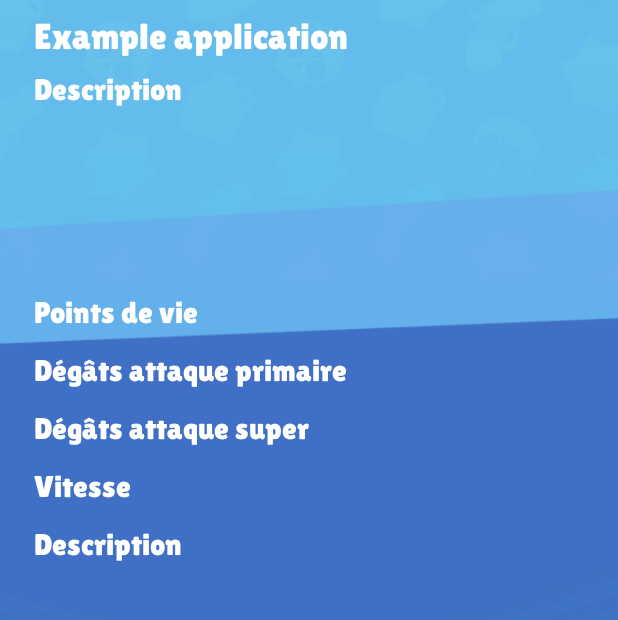
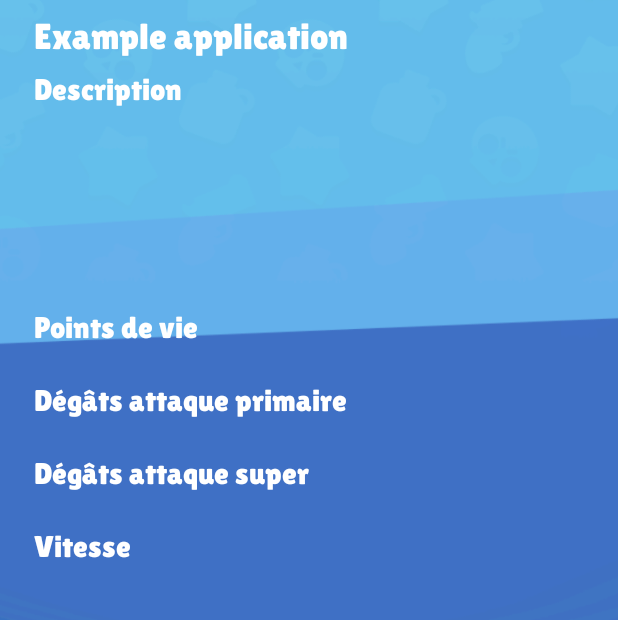
Before and after one commit to LouisR-P/Projet_Programmation_Mobile, an Android app: the BrawlerActivity screen opened directly, with no data from a screen before it, on a phone screen of 412 x 824 dp, the part 300-920 px from its top. Run offline under Robolectric (Android 15) with nearby library versions, the light colour scheme and no system bars; pictures from the network do not load; 1 statement that could not run was skipped.

Commit message:
Légères modifications dans le code (suppression de variables et d'une classe inutiles & modification de commentaire)

```diff
--- a/app/src/main/java/com/example/myapplication/view/BrawlerActivity.java
+++ b/app/src/main/java/com/example/myapplication/view/BrawlerActivity.java
@@ -19,7 +19,6 @@ public class BrawlerActivity extends AppCompatActivity {
     protected void onCreate(@Nullable Bundle savedInstanceState) {
         super.onCreate(savedInstanceState);
         setContentView(R.layout.activity_brawler);
-
         getIncomingIntent();
     }
 
@@ -29,11 +28,11 @@ public class BrawlerActivity extends AppCompatActivity {
             Gson gson = new Gson();
             Brawler brawler = gson.fromJson(json, Brawler.class);
 
-            setBrawlerInfo(brawler.getImage3d(), brawler.getNom(), brawler.getRarete(), brawler.getPointsDeVie(), brawler.getDegats_attaque_primaire(), brawler.getDegats_attaque_super(), brawler.getVitesse(), brawler.getDescription());
+            setBrawlerInfo(brawler.getImage3d(), brawler.getNom(), brawler.getRarete(), brawler.getPointsDeVie(), brawler.getDegats_attaque_primaire(), brawler.getDegats_attaque_super(), brawler.getVitesse());
 
         }
 
-    private void setBrawlerInfo(String brawlerImage3D, String brawlerNom, String brawlerRarete, String brawlerPointsDeVie, String brawlerDegatsAttaquePrimaire, String brawlerDegatsAttaqueSuper, String brawlerVitesse, String brawlerDescription) {
+    private void setBrawlerInfo(String brawlerImage3D, String brawlerNom, String brawlerRarete, String brawlerPointsDeVie, String brawlerDegatsAttaquePrimaire, String brawlerDegatsAttaqueSuper, String brawlerVitesse) {
 
         // Image 3D du brawler
         ImageView image = findViewById(R.id.brawler_image3d);
@@ -83,9 +82,5 @@ public class BrawlerActivity extends AppCompatActivity {
         TextView vitesse = findViewById(R.id.brawler_vitesse);
         vitesse.setText("Vitesse  :     " + brawlerVitesse);
 
-        // Description du brawler
-        TextView description = findViewById(R.id.brawler_description);
-        description.setText("Description  :     " + brawlerDescription);
-
     }
 }
--- a/app/src/main/res/layout/activity_brawler.xml
+++ b/app/src/main/res/layout/activity_brawler.xml
@@ -63,7 +63,7 @@
             android:textSize="20sp"
             android:singleLine="true"
             android:layout_marginLeft="15dp"
-            android:layout_marginTop="125dp"
+            android:layout_marginTop="135dp"
             android:textColor="@android:color/white"
             android:fontFamily="@font/brawlstars_font"/>
 
@@ -76,7 +76,7 @@
             android:textSize="20sp"
             android:singleLine="true"
             android:layout_marginLeft="15dp"
-            android:layout_marginTop="15dp"
+            android:layout_marginTop="25dp"
             android:textColor="@android:color/white"
             android:fontFamily="@font/brawlstars_font"/>
 
@@ -89,7 +89,7 @@
             android:textSize="20sp"
             android:singleLine="true"
             android:layout_marginLeft="15dp"
-            android:layout_marginTop="15dp"
+            android:layout_marginTop="25dp"
             android:textColor="@android:color/white"
             android:fontFamily="@font/brawlstars_font"/>
 
@@ -102,20 +102,7 @@
             android:textSize="20sp"
             android:singleLine="true"
             android:layout_marginLeft="15dp"
-            android:layout_marginTop="15dp"
-            android:textColor="@android:color/white"
-            android:fontFamily="@font/brawlstars_font"/>
-
-        <TextView
-            android:id="@+id/brawler_description"
-            android:layout_width="fill_parent"
-            android:layout_height="wrap_content"
-            android:ellipsize="marquee"
-            android:text="Description"
-            android:textSize="20sp"
-            android:singleLine="true"
-            android:layout_marginLeft="15dp"
-            android:layout_marginTop="15dp"
+            android:layout_marginTop="25dp"
             android:textColor="@android:color/white"
             android:fontFamily="@font/brawlstars_font"/>
 
--- a/app/src/main/res/layout/activity_spalsh.xml
+++ b/app/src/main/res/layout/activity_spalsh.xml
@@ -1,6 +1,5 @@
 <?xml version="1.0" encoding="utf-8"?>
-<RelativeLayout xmlns:app="http://schemas.android.com/apk/res-auto"
-    xmlns:tools="http://schemas.android.com/tools"
+<RelativeLayout xmlns:tools="http://schemas.android.com/tools"
     xmlns:android="http://schemas.android.com/apk/res/android"
     android:layout_width="match_parent"
     android:layout_height="match_parent"
--- a/app/src/main/res/layout/row_layout.xml
+++ b/app/src/main/res/layout/row_layout.xml
@@ -20,7 +20,6 @@
         android:layout_alignParentBottom="true"
         android:layout_alignParentTop="true"
         android:layout_marginRight="6dip"
-        android:contentDescription="TODO"
         android:src="@mipmap/ic_launcher" />
 
     <TextView
```
Also changed, not shown: app/src/main/java/com/example/myapplication/controller/MainController.java (+8 -4 lines), app/src/main/java/com/example/myapplication/controller/MyAdapter.java (+4 -9 lines), app/src/main/java/com/example/myapplication/model/Brawler.java (+0 -9 lines), app/src/main/java/com/example/myapplication/model/RestBrawlstarsResponse.java (deleted, +0 -16 lines), app/src/main/java/com/example/myapplication/view/MainActivity.java (+3 -9 lines).
